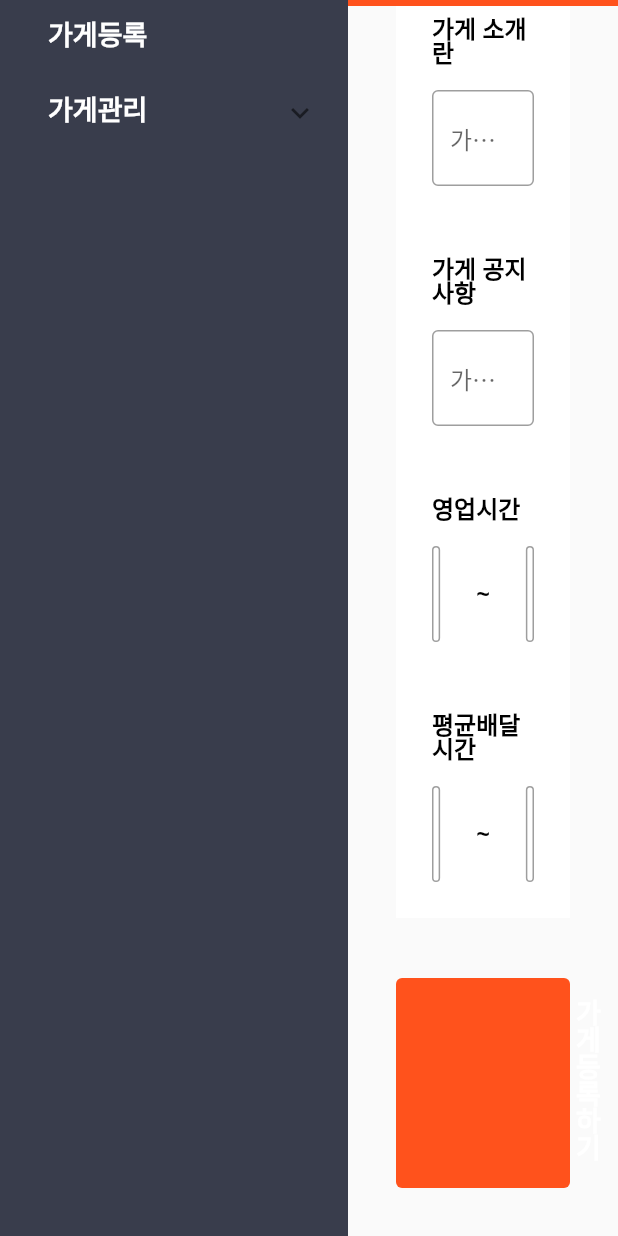
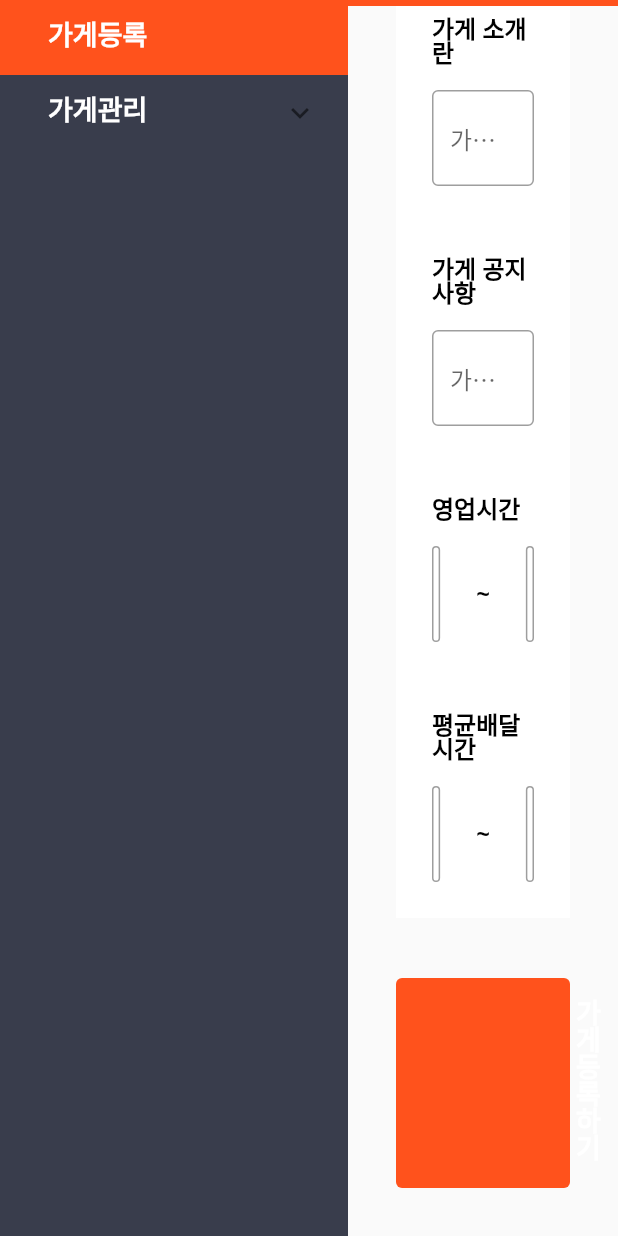
Before and after one commit to kongjarvan/finalproject_baemin_owner_admin_front, a Flutter app: the StoreInfoMenu widget shown alone on an empty page, opened directly, scrolled down 918 dp, on a phone screen of 412 x 824 dp. Run offline on Flutter 3.47's test engine with Material 2 defaults, Android fonts, the phone set to English and light mode, and no system bars; our stand-ins replace font_awesome_flutter, google_fonts, table_calendar.

Commit message:
가게관리 메뉴바 리팩토링 수정1

```diff
--- a/lib/view/pages/main/component/store_info_menu.dart
+++ b/lib/view/pages/main/component/store_info_menu.dart
@@ -51,7 +51,9 @@ class _StoreInfoMenuState extends State<StoreInfoMenu> {
   }
 
   Widget _buildRegisterStoreMenu() {
-    return Padding(
+    return Container(
+      color: (_selectedIndex == 0) ? kMainColor : null,
+      child: Padding(
         padding: const EdgeInsets.all(gap_s),
         child: Row(
           children: [
@@ -70,6 +72,7 @@ class _StoreInfoMenuState extends State<StoreInfoMenu> {
               ),
             ),
           ],
+        ),
       ),
     );
   }
@@ -106,7 +109,7 @@ class _StoreInfoMenuState extends State<StoreInfoMenu> {
           expandedHeaderPadding: const EdgeInsets.all(0),
           children: [
             ExpansionPanel(
-              backgroundColor: kMenuBarMainColor,
+              backgroundColor: (_isOpen == true) ? kAdminBlackColor : kMenuBarMainColor,
               canTapOnHeader: true,
               headerBuilder: (context, isExpanded) {
                 return Padding(
@@ -138,7 +141,9 @@ class _StoreInfoMenuState extends State<StoreInfoMenu> {
   }
 
   Widget _buildInfoMenu(text, index) {
-    return Padding(
+    return Container(
+      color: (_selectedIndex == index) ? kMainColor : kMenuBarMainColor,
+      child: Padding(
         padding: const EdgeInsets.all(gap_s),
         child: InkWell(
           onTap: () {
@@ -150,7 +155,13 @@ class _StoreInfoMenuState extends State<StoreInfoMenu> {
             width: 200,
             child: Padding(
               padding: const EdgeInsets.symmetric(horizontal: gap_m),
-            child: Text('${text}', style: TextStyle(color: kMenuIconColor, fontSize: 16)),
+              child: Text('${text}',
+                  style: TextStyle(
+                    color: (_selectedIndex == index) ? kWhiteColor : kMenuIconColor,
+                    fontSize: 16,
+                    height: 1,
+                  )),
+            ),
           ),
         ),
       ),
```
Also changed, not shown: lib/view/pages/main/main_page.dart (+41 -34 lines). Lines whose indentation alone changed are shown as unchanged.
